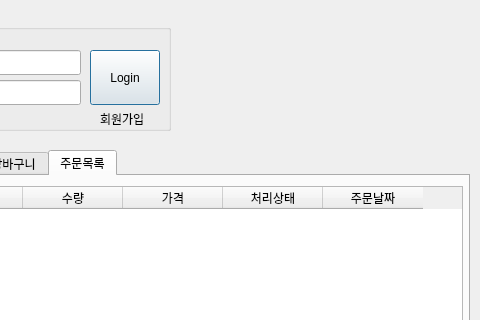
Before: the Qt Designer form gui/pickup_user.ui in addinedu-ros-8th/iot-repo-5, drawn with Qt 5; both pictures show x 100 to 580 and y 0 to 320 of the 580 by 450 pixel window.
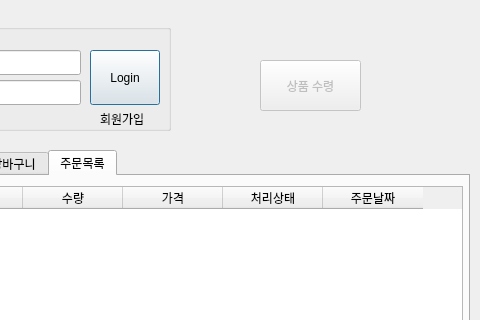
After: the same form once the commit is applied.

What changed in the file:
```diff
--- a/gui/pickup_user.ui
+++ b/gui/pickup_user.ui
@@ -473,6 +473,22 @@
     </widget>
    </widget>
   </widget>
+  <widget class="QPushButton" name="btnPickup">
+   <property name="enabled">
+    <bool>false</bool>
+   </property>
+   <property name="geometry">
+    <rect>
+     <x>360</x>
+     <y>60</y>
+     <width>101</width>
+     <height>51</height>
+    </rect>
+   </property>
+   <property name="text">
+    <string>상품 수령</string>
+   </property>
+  </widget>
  </widget>
  <resources/>
  <connections/>
```
